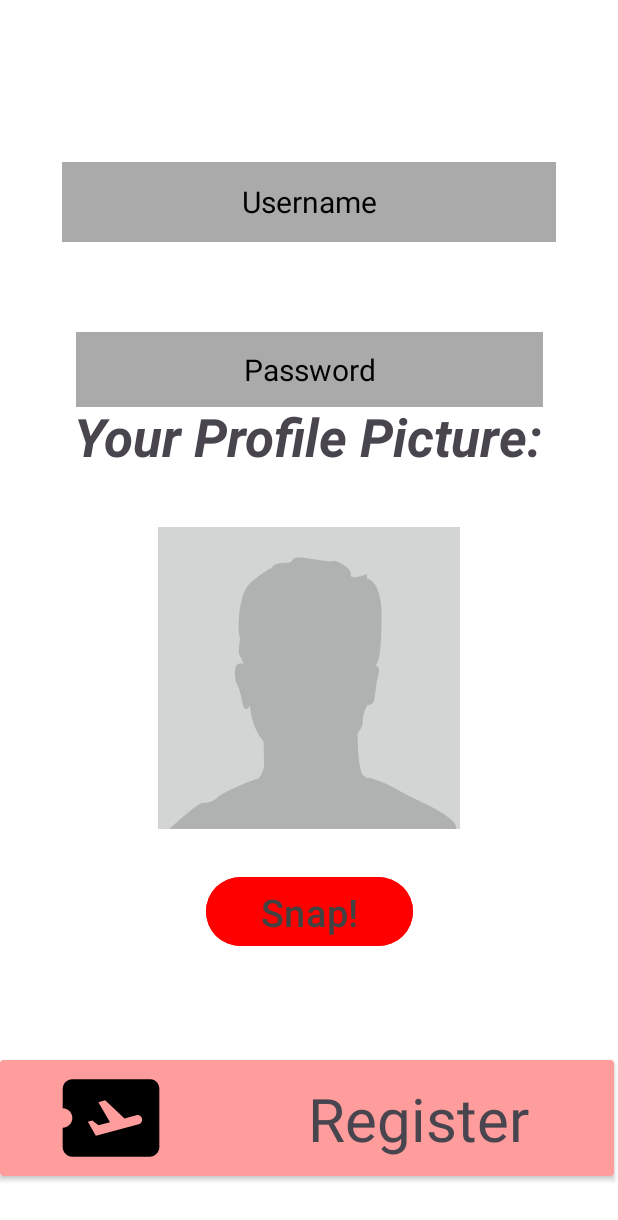
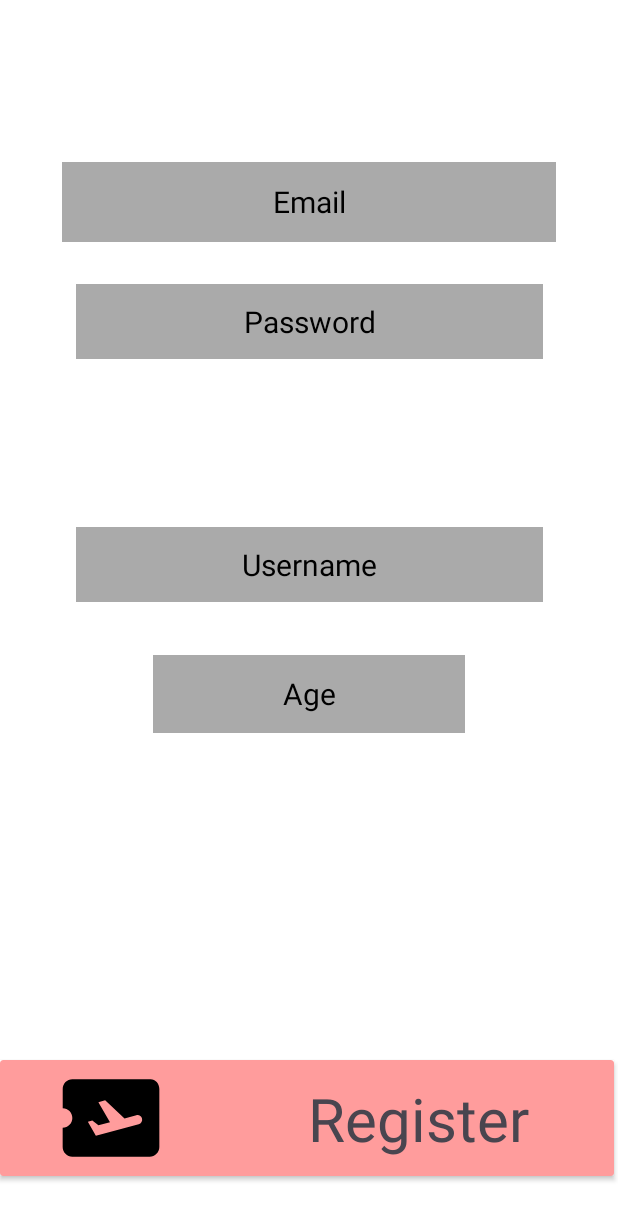
Before and after one commit to myuceyurt/Wanderlust-MobileComputingFinalProject, an Android app: the screen it shows after launch (RegisterScreen), after a tap on "Register", on a phone screen of 412 x 824 dp. Shown: the top 1220 px of the screen. Run offline under Robolectric (Android 15) with nearby library versions, the phone set to English and light mode, and no system bars; our stand-ins replace Firebase (no records; nobody signed in at launch, a user with empty details on screens opened directly).

Commit message:
Added FireStore and FireAuth features

```diff
--- a/app/build.gradle.kts
+++ b/app/build.gradle.kts
@@ -30,6 +30,8 @@ android {
         sourceCompatibility = JavaVersion.VERSION_1_8
         targetCompatibility = JavaVersion.VERSION_1_8
     }
+    buildToolsVersion = "34.0.0"
+    ndkVersion = "26.0.10792818"
 }
 
 dependencies {
@@ -38,6 +40,8 @@ dependencies {
     implementation("com.google.android.material:material:1.9.0")
     implementation("androidx.constraintlayout:constraintlayout:2.1.4")
     implementation("com.google.firebase:firebase-auth:22.3.0")
+    implementation("com.google.firebase:firebase-messaging:23.3.1")
+    implementation("com.google.firebase:firebase-firestore:24.9.1")
     testImplementation("junit:junit:4.13.2")
     androidTestImplementation("androidx.test.ext:junit:1.1.5")
     androidTestImplementation("androidx.test.espresso:espresso-core:3.5.1")
--- a/app/src/main/java/com/example/project1/LoginScreen.java
+++ b/app/src/main/java/com/example/project1/LoginScreen.java
@@ -1,5 +1,8 @@
 package com.example.project1;
 
+import static android.content.ContentValues.TAG;
+
+import androidx.annotation.NonNull;
 import androidx.appcompat.app.AppCompatActivity;
 
 import android.content.Intent;
@@ -7,10 +10,22 @@ import android.content.SharedPreferences;
 import android.graphics.Bitmap;
 import android.media.MediaPlayer;
 import android.os.Bundle;
+import android.text.TextUtils;
+import android.util.Log;
 import android.view.View;
 import android.widget.Button;
 import android.widget.EditText;
+import android.widget.ProgressBar;
+import android.widget.TextView;
 import android.widget.Toast;
+
+import com.google.android.gms.tasks.OnCompleteListener;
+import com.google.android.gms.tasks.Task;
+import com.google.firebase.Firebase;
+import com.google.firebase.auth.AuthResult;
+import com.google.firebase.auth.FirebaseAuth;
+import com.google.firebase.auth.FirebaseUser;
+import com.google.firebase.messaging.FirebaseMessaging;
 
 import java.io.IOException;
 
@@ -22,12 +37,43 @@ public class LoginScreen extends AppCompatActivity {
     private Button register;
     private SharedPreferences sp_dp;
     private Bitmap imageBitmap;
+    FirebaseAuth mAuth;
+    TextView textView;
+
+    @Override
+    public void onStart() {
+        super.onStart();
+        FirebaseUser currentUser = mAuth.getCurrentUser();
+        if(currentUser != null){
+            Intent i = new Intent(LoginScreen.this, MainScreen.class);
+            startActivity(i);
+            finish();
+        }
+    }
     @Override
     protected void onCreate(Bundle savedInstanceState) {
         super.onCreate(savedInstanceState);
         setContentView(R.layout.activity_login_screen);
+        Bundle extras = getIntent().getExtras();
 
-        Bundle extras = getIntent().getExtras();
+        FirebaseMessaging.getInstance().getToken()
+                .addOnCompleteListener(new OnCompleteListener<String>() {
+
+
+                    @Override
+                    public void onComplete(@NonNull Task<String> task) {
+                        if (!task.isSuccessful()) {
+                            Log.w(TAG, "Fetching FCM registration token failed", task.getException());
+                            return;
+                        }
+
+                        // Get new FCM registration token
+                        String token = task.getResult();
+
+                        Log.d("FCM CODE BABY: ", token);
+                    }
+                });
+
         if(extras != null){
             imageBitmap = (Bitmap) extras.get("image");
         }
@@ -36,28 +82,38 @@ public class LoginScreen extends AppCompatActivity {
         password = findViewById(R.id.et_password);
         signIn = findViewById(R.id.btn_sign_in);
         register = findViewById(R.id.btn_register);
+        mAuth = FirebaseAuth.getInstance();
         signIn.setOnClickListener(new View.OnClickListener() {
             @Override
             public void onClick(View v) {
-                String username = name.getText().toString();
-                String passwd = password.getText().toString();
-                sp_dp = getApplicationContext().getSharedPreferences("register_store.txt", MODE_PRIVATE);
-                sp_dp = getApplicationContext().getSharedPreferences("register_store.txt", MODE_PRIVATE);
-                String registeredName = sp_dp.getString("username_saved",null);
-                String registeredPassword = sp_dp.getString("password_saved",null);
+                String email = name.getText().toString();
+                String paswd = password.getText().toString();
 
-                if(registeredName.equals(username) && passwd.equals(registeredPassword)){
-                    MediaPlayer mp = MediaPlayer.create(LoginScreen.this, R.raw.login_sound);
-                    mp.setVolume(5.0f,5.0f);
-                    mp.start();
-                    Intent i = new Intent(LoginScreen.this, MainScreen.class);
-                    i.putExtra("username",username);
-                    i.putExtra("image", imageBitmap);
-                    startActivity(i);
+                if(TextUtils.isEmpty(email) || TextUtils.isEmpty(paswd)){
+                    Toast.makeText(LoginScreen.this, "Please fill all the gaps!", Toast.LENGTH_SHORT).show();
+                    return;
                 }
-                else{
-                    Toast.makeText(LoginScreen.this, "No account found!", Toast.LENGTH_SHORT).show();
-                }
+
+                mAuth.signInWithEmailAndPassword(email, paswd)
+                        .addOnCompleteListener(new OnCompleteListener<AuthResult>() {
+                            @Override
+                            public void onComplete(@NonNull Task<AuthResult> task) {
+                                if (task.isSuccessful()) {
+                                    Toast.makeText(LoginScreen.this, "Authentication Successful!",
+                                            Toast.LENGTH_SHORT).show();
+
+                                    Intent i = new Intent(LoginScreen.this, MainScreen.class);
+                                    startActivity(i);
+                                    finish();
+                                } else {
+                                    // If sign in fails, display a message to the user.
+                                    Toast.makeText(LoginScreen.this, "Authentication failed.",
+                                            Toast.LENGTH_SHORT).show();
+
+                                }
+                            }
+                        });
+
             }
         });
         register.setOnClickListener(new View.OnClickListener() {
--- a/app/src/main/java/com/example/project1/RegisterScreen.java
+++ b/app/src/main/java/com/example/project1/RegisterScreen.java
@@ -1,45 +1,40 @@
 package com.example.project1;
 
-import androidx.activity.result.ActivityResult;
-import androidx.activity.result.ActivityResultCallback;
-import androidx.activity.result.ActivityResultLauncher;
-import androidx.activity.result.contract.ActivityResultContracts;
 import androidx.annotation.NonNull;
 import androidx.appcompat.app.AppCompatActivity;
 import androidx.cardview.widget.CardView;
-import androidx.core.app.ActivityCompat;
-import androidx.core.content.ContextCompat;
-import android.Manifest;
 
-import android.content.ActivityNotFoundException;
 import android.content.Intent;
-import android.content.SharedPreferences;
-import android.content.pm.PackageManager;
 import android.graphics.Bitmap;
 import android.os.Bundle;
-import android.provider.MediaStore;
+import android.text.TextUtils;
 import android.view.View;
-import android.widget.Button;
 import android.widget.EditText;
-import android.widget.ImageView;
 import android.widget.Toast;
+
+import com.google.android.gms.tasks.OnCompleteListener;
+import com.google.android.gms.tasks.OnFailureListener;
+import com.google.android.gms.tasks.OnSuccessListener;
+import com.google.android.gms.tasks.Task;
+import com.google.firebase.auth.AuthResult;
+import com.google.firebase.auth.FirebaseAuth;
+import com.google.firebase.firestore.DocumentReference;
+import com.google.firebase.firestore.FirebaseFirestore;
+
+import java.util.HashMap;
+import java.util.Map;
 
 
 public class RegisterScreen extends AppCompatActivity {
 
     private CardView register;
-    private Bitmap imageBitmap;
+    private EditText email;
+    private EditText passwd;
     private EditText username;
-    private EditText passwd;
-    private SharedPreferences sp_dp;
-    private Button btnCapture;
-    private static final int CAMERA_PERMISSION_CODE = 100;
-    private static final int REQUEST_IMAGE_CAPTURE = 101;
-    private ImageView profile_photo;
-    private ActivityResultLauncher<Intent> cameraLauncher;
+    private EditText age;
+    FirebaseFirestore db;
 
-    public RegisterScreen() {
-    }
+    FirebaseAuth mAuth;
 
     @Override
     protected void onCreate(Bundle savedInstanceState) {
@@ -47,52 +42,67 @@ public class RegisterScreen extends AppCompatActivity {
         setContentView(R.layout.activity_register_screen);
 
         register = findViewById(R.id.cardview_register);
+        email = findViewById(R.id.register_email);
+        passwd = findViewById(R.id.register_passwd);
         username = findViewById(R.id.register_username);
-        passwd = findViewById(R.id.register_passwd);
-        btnCapture = findViewById(R.id.snapButton);
-        profile_photo = findViewById(R.id.profile_picture);
-
-        btnCapture.setOnClickListener(new View.OnClickListener() {
-            @Override
-            public void onClick(View v) {
-                Intent takePictureIntent = new Intent(MediaStore.ACTION_IMAGE_CAPTURE);
-                try {
-                    startActivityForResult(takePictureIntent, REQUEST_IMAGE_CAPTURE);
-                } catch (ActivityNotFoundException e) {
-                    // display error state to the user
-                }
-            }
-        });
+        age = findViewById(R.id.register_age);
+        db = FirebaseFirestore.getInstance();
+        mAuth = FirebaseAuth.getInstance();
 
         register.setOnClickListener(new View.OnClickListener() {
             @Override
             public void onClick(View v) {
-                sp_dp = getApplicationContext().getSharedPreferences("register_store.txt", MODE_PRIVATE);
-                SharedPreferences.Editor editor = sp_dp.edit();
-                String usr = username.getText().toString();
-                String paswd = passwd.getText().toString();
-                editor.putString("username_saved", usr);
-                editor.putString("password_saved", paswd);
-                editor.commit();
+                String userEmail = email.getText().toString();
+                String userPasswd = passwd.getText().toString();
+                String userName = username.getText().toString();
+                String userAge = age.getText().toString();
 
-                Toast.makeText(RegisterScreen.this, "Registeration Successful!", Toast.LENGTH_SHORT).show();
+                if (TextUtils.isEmpty(userEmail) || TextUtils.isEmpty(userPasswd)) {
+                    Toast.makeText(RegisterScreen.this, "Please fill all the gaps!", Toast.LENGTH_SHORT).show();
+                    return;
+                }
+                mAuth.createUserWithEmailAndPassword(userEmail, userPasswd)
+                        .addOnCompleteListener(new OnCompleteListener<AuthResult>() {
+                            @Override
+                            public void onComplete(@NonNull Task<AuthResult> task) {
+                                if (task.isSuccessful()) {
+//                                    Toast.makeText(RegisterScreen.this, "Registration successful.",
+//                                            Toast.LENGTH_SHORT).show();
 
-                Intent i = new Intent(RegisterScreen.this, LoginScreen.class);
-                i.putExtra("image",imageBitmap);
-                startActivity(i);
-                overridePendingTransition(R.anim.slide_in_left, R.anim.slide_out_right);
+                                    Map<String,Object> user = new HashMap<>();
+                                    user.put("email", userEmail);
+                                    user.put("passwd", userPasswd);
+                                    user.put("username", userName);
+                                    user.put("age", userAge);
+
+                                    db.collection("user").
+                                            add(user)
+                                                    .addOnSuccessListener(new OnSuccessListener<DocumentReference>() {
+                                                        @Override
+                                                        public void onSuccess(DocumentReference documentReference) {
+                                                            Toast.makeText(RegisterScreen.this, "YAS", Toast.LENGTH_SHORT).show();
+                                                        }
+                                                    }).addOnFailureListener(new OnFailureListener() {
+                                                @Override
+                                                public void onFailure(@NonNull Exception e) {
+                                                    Toast.makeText(RegisterScreen.this, "Failed", Toast.LENGTH_SHORT).show();
+                                                }
+                                            });
+
+
+                                    FirebaseAuth.getInstance().signOut();
+                                    Intent i = new Intent(RegisterScreen.this, LoginScreen.class);
+                                    startActivity(i);
+                                } else {
+                                    // If sign in fails, display a message to the user.
+                                    Toast.makeText(RegisterScreen.this, "Authentication failed.",
+                                            Toast.LENGTH_SHORT).show();
+                                }
+                            }
+                        });
             }
         });
 
-    }
 
-    @Override
-    protected void onActivityResult(int requestCode, int resultCode, Intent data) {
-        super.onActivityResult(requestCode, resultCode, data);
-        if (requestCode == REQUEST_IMAGE_CAPTURE && resultCode == RESULT_OK) {
-            Bundle extras = data.getExtras();
-            imageBitmap = (Bitmap) extras.get("data");
-            profile_photo.setImageBitmap(imageBitmap);
-        }
     }
 }
--- a/app/src/main/res/layout/activity_register_screen.xml
+++ b/app/src/main/res/layout/activity_register_screen.xml
@@ -10,11 +10,45 @@
     <EditText
         android:id="@+id/register_username"
         style="@style/RegisterStyle"
+        android:layout_width="311dp"
+        android:layout_height="50dp"
+        android:layout_marginTop="112dp"
+        android:ems="10"
+        android:hint="Username"
+        android:inputType="text"
+        android:textAlignment="center"
+        android:textColorHint="@color/black"
+        android:textSize="20sp"
+        app:layout_constraintEnd_toEndOf="parent"
+        app:layout_constraintStart_toStartOf="parent"
+        app:layout_constraintTop_toBottomOf="@+id/register_passwd" />
+
+    <EditText
+        android:id="@+id/register_age"
+        style="@style/RegisterStyle"
+        android:layout_width="208dp"
+        android:layout_height="52dp"
+        android:layout_marginTop="28dp"
+        android:ems="10"
+        android:hint="Age"
+        android:inputType="text"
+        android:textAlignment="center"
+        android:textColorHint="@color/black"
+        android:textSize="20sp"
+        app:layout_constraintBottom_toTopOf="@+id/cardview_register"
+        app:layout_constraintEnd_toEndOf="parent"
+        app:layout_constraintStart_toStartOf="parent"
+        app:layout_constraintTop_toBottomOf="@+id/register_username"
+        app:layout_constraintVertical_bias="0.032" />
+
+    <EditText
+        android:id="@+id/register_email"
+        style="@style/RegisterStyle"
         android:layout_width="329dp"
         android:layout_height="53dp"
         android:layout_marginTop="108dp"
         android:ems="10"
-        android:hint="Username"
+        android:hint="Email"
         android:inputType="text"
         android:textAlignment="center"
         android:textColorHint="@color/black"
@@ -28,18 +62,16 @@
         style="@style/RegisterStyle"
         android:layout_width="311dp"
         android:layout_height="50dp"
-        android:layout_marginTop="60dp"
+        android:layout_marginTop="28dp"
         android:ems="10"
         android:hint="Password"
         android:inputType="textPassword"
         android:textAlignment="center"
         android:textColorHint="@color/black"
         android:textSize="20sp"
-        app:layout_constraintBottom_toTopOf="@+id/textView10"
         app:layout_constraintEnd_toEndOf="parent"
         app:layout_constraintStart_toStartOf="parent"
-        app:layout_constraintTop_toBottomOf="@+id/register_username"
-        app:layout_constraintVertical_bias="0.0" />
+        app:layout_constraintTop_toBottomOf="@+id/register_email" />
 
     <androidx.cardview.widget.CardView
         android:id="@+id/cardview_register"
@@ -77,42 +109,4 @@
 
     </androidx.cardview.widget.CardView>
 
-    <ImageView
-        android:id="@+id/profile_picture"
-        android:layout_width="201dp"
-        android:layout_height="202dp"
-        android:layout_marginBottom="28dp"
-        app:layout_constraintBottom_toTopOf="@+id/snapButton"
-        app:layout_constraintEnd_toEndOf="parent"
-        app:layout_constraintStart_toStartOf="parent"
-        app:srcCompat="@drawable/null_pp" />
-
-    <TextView
-        android:id="@+id/textView10"
-        style="@style/HeaderColor"
-        android:layout_width="wrap_content"
-        android:layout_height="wrap_content"
-        android:layout_marginBottom="36dp"
-        android:text="Your Profile Picture:"
-        android:textSize="35sp"
-        android:textStyle="bold|italic"
-        app:layout_constraintBottom_toTopOf="@+id/profile_picture"
-        app:layout_constraintEnd_toEndOf="parent"
-        app:layout_constraintHorizontal_bias="0.49"
-        app:layout_constraintStart_toStartOf="parent" />
-
-    <Button
-        android:id="@+id/snapButton"
-        style="@style/TextColor"
-        android:layout_width="138dp"
-        android:layout_height="54dp"
-        android:layout_marginBottom="72dp"
-        android:backgroundTint="#FF0000"
-
-        android:text="Snap!"
-        android:textSize="25sp"
-        app:layout_constraintBottom_toTopOf="@+id/cardview_register"
-        app:layout_constraintEnd_toEndOf="parent"
-        app:layout_constraintStart_toStartOf="parent" />
-
 </androidx.constraintlayout.widget.ConstraintLayout>
--- a/build.gradle.kts
+++ b/build.gradle.kts
@@ -1,9 +1,11 @@
 buildscript {
     dependencies {
-        classpath("com.google.gms:google-services:4.4.0")
+        classpath("com.google.gms:google-services:4.4.0") // Keep the desired version or update to the latest
     }
 }
+
 // Top-level build file where you can add configuration options common to all sub-projects/modules.
 plugins {
     id("com.android.application") version "8.1.1" apply false
+    id("com.google.gms.google-services") version "4.4.0" apply false
 }
```
Also changed, not shown: app/src/main/AndroidManifest.xml (+23 -4 lines), app/src/main/java/com/example/project1/MainScreen.java (+44 -4 lines), 1 other file.
